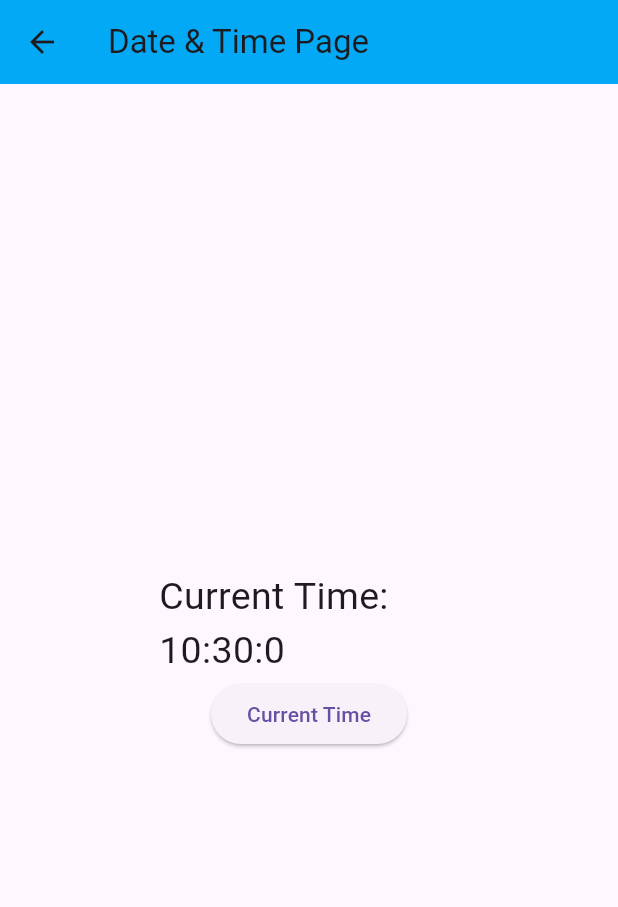
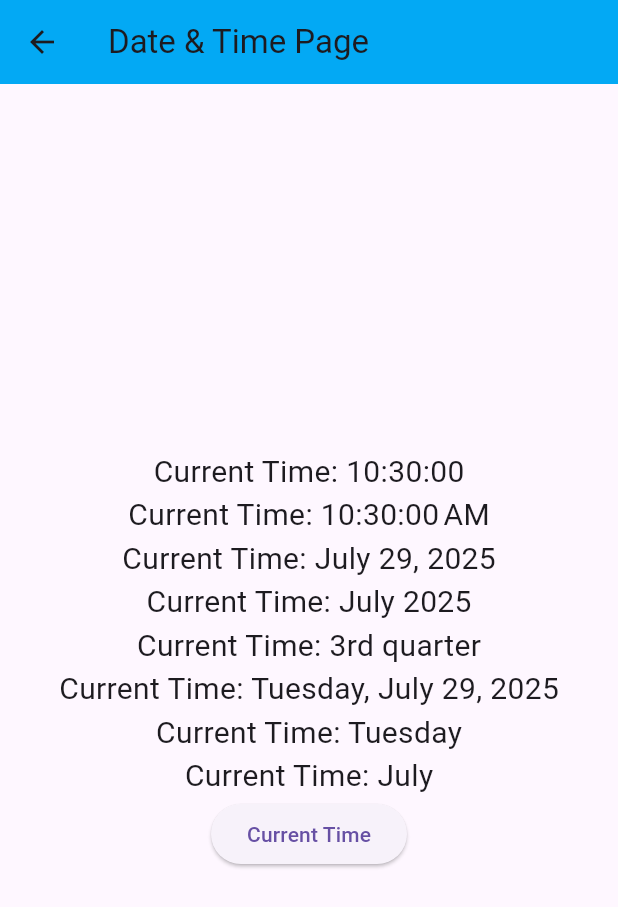
Before and after one commit to mh-rahat/development-learning-journey, a Flutter app: the DateTimeWidgetPage screen opened directly, on a phone screen of 412 x 824 dp. Shown: the top 907 px of the screen. Run offline on Flutter 3.47's test engine with Material 3 defaults, Android fonts, the phone set to English and light mode, and no system bars.

Commit message:
update the file

```diff
--- a/dart/flutter_learning/flutter_basics/lib/widgets/date_time_page.dart
+++ b/dart/flutter_learning/flutter_basics/lib/widgets/date_time_page.dart
@@ -1,5 +1,6 @@
 import 'package:flutter/material.dart';
 import 'package:flutter_basics/ui_helper/util.dart';
+import 'package:intl/intl.dart';
 
 class DateTimeWidgetPage extends StatefulWidget {
   const DateTimeWidgetPage({super.key});
@@ -15,14 +16,42 @@ class _DateTimeWidgetPageState extends State<DateTimeWidgetPage> {
       appBar: AppBar(title: Text('Date & Time Page')),
       body: Center(
         child: SizedBox(
-          width: 200,
-          height: 200,
+          width: 400,
+          height: 400,
           child: Column(
             mainAxisAlignment: MainAxisAlignment.center,
             children: [
               Text(
-                'Current Time: ${time.hour}:${time.minute}:${time.second}',
-                style: TextStyle(fontSize: 25),
+                'Current Time: ${DateFormat('Hms').format(time)}',
+                style: TextStyle(fontSize: 20),
+              ),
+              Text(
+                'Current Time: ${DateFormat('jms').format(time)}',
+                style: TextStyle(fontSize: 20),
+              ),
+              Text(
+                'Current Time: ${DateFormat('yMMMMd').format(time)}',
+                style: TextStyle(fontSize: 20),
+              ),
+              Text(
+                'Current Time: ${DateFormat('yMMMM').format(time)}',
+                style: TextStyle(fontSize: 20),
+              ),
+              Text(
+                'Current Time: ${DateFormat('QQQQ').format(time)}',
+                style: TextStyle(fontSize: 20),
+              ),
+              Text(
+                'Current Time: ${DateFormat('yMMMMEEEEd').format(time)}',
+                style: TextStyle(fontSize: 20),
+              ),
+              Text(
+                'Current Time: ${DateFormat('EEEE').format(time)}',
+                style: TextStyle(fontSize: 20),
+              ),
+              Text(
+                'Current Time: ${DateFormat('MMMM').format(time)}',
+                style: TextStyle(fontSize: 20),
               ),
               ElevatedButton(
                 onPressed: () {
--- a/dart/flutter_learning/flutter_basics/pubspec.yaml
+++ b/dart/flutter_learning/flutter_basics/pubspec.yaml
@@ -45,6 +45,7 @@ dev_dependencies:
   # package. See that file for information about deactivating specific lint
   # rules and activating additional ones.
   flutter_lints: ^5.0.0
+  intl: ^0.20.2
 
 # For information on the generic Dart part of this file, see the
 # following page: https://dart.dev/tools/pub/pubspec
```
Also changed, not shown: dart/flutter_learning/flutter_basics/pubspec.lock.
